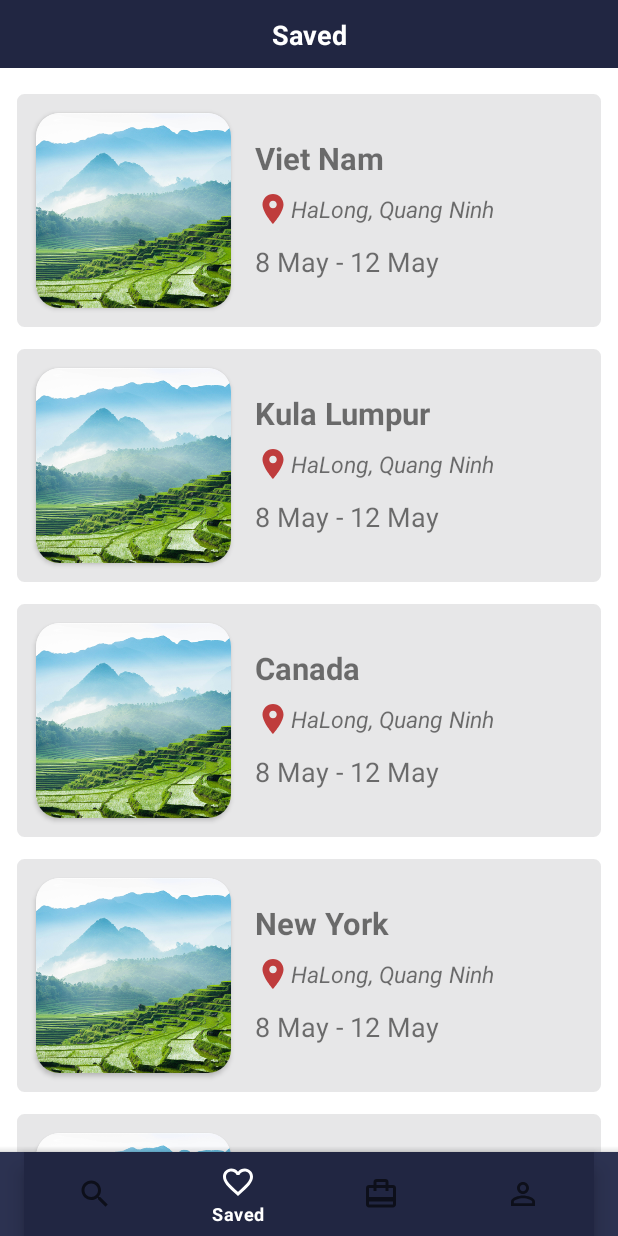
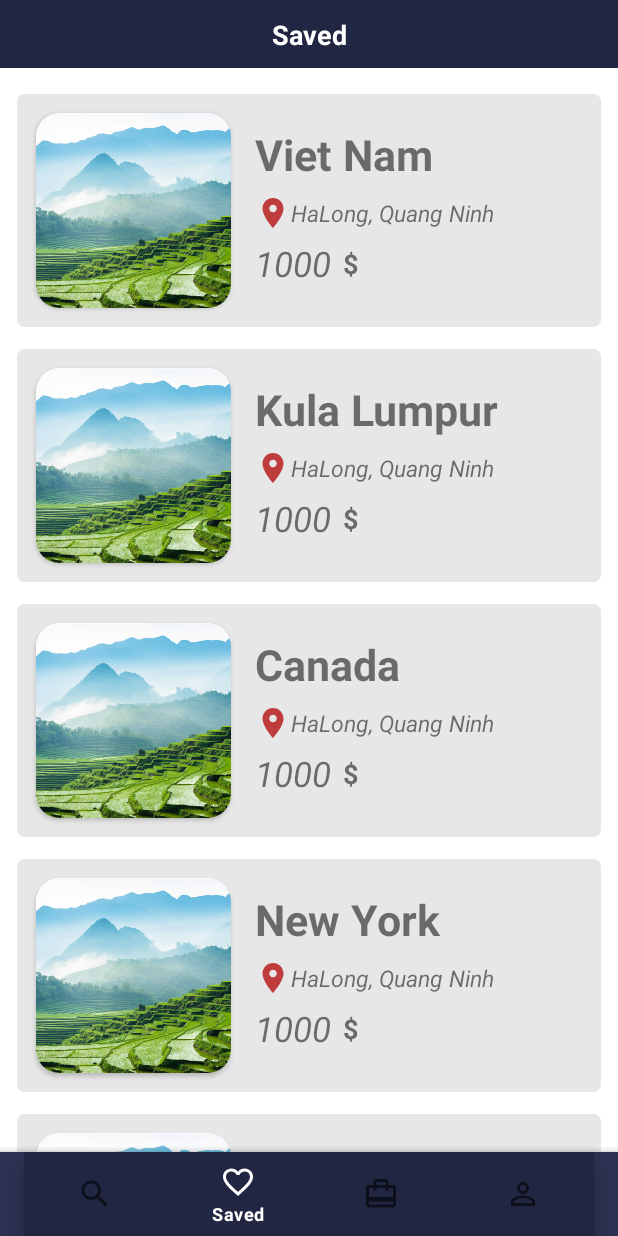
Before and after one commit to nhhuy-05/BookStay, an Android app: the screen it shows after launch (MainActivity), item 2 of the bottom bar chosen, on a phone screen of 412 x 824 dp. Run offline under Robolectric (Android 15) with nearby library versions, the phone set to English and light mode, and no system bars; our stand-ins replace Firebase (no records; nobody signed in at launch, a user with empty details on screens opened directly), sdp/ssp sizes.

```diff
--- a/app/src/main/java/vn/edu/fpt/projectprm392/adapters/ActiveBookingAdapter.java
+++ b/app/src/main/java/vn/edu/fpt/projectprm392/adapters/ActiveBookingAdapter.java
@@ -59,7 +59,7 @@ public class ActiveBookingAdapter extends RecyclerView.Adapter<ActiveBookingAdap
             img_place = (ImageView) itemView.findViewById(R.id.img_room);
             tv_name_place = (TextView) itemView.findViewById(R.id.tv_nameRoom);
             tv_address = (TextView) itemView.findViewById(R.id.tv_address);
-            tv_booking_date = (TextView) itemView.findViewById(R.id.tv_bookDate);
+            tv_booking_date = (TextView) itemView.findViewById(R.id.tv_Price);
             tv_roomType = (TextView) itemView.findViewById(R.id.tv_roomType);
             tag_status = (Button) itemView.findViewById(R.id.tag_status);
         }
--- a/app/src/main/java/vn/edu/fpt/projectprm392/adapters/OngoingBookingAdapter.java
+++ b/app/src/main/java/vn/edu/fpt/projectprm392/adapters/OngoingBookingAdapter.java
@@ -67,7 +67,7 @@ public class OngoingBookingAdapter extends RecyclerView.Adapter<OngoingBookingAd
             img_place = (ImageView) itemView.findViewById(R.id.img_room);
             tv_name_place = (TextView) itemView.findViewById(R.id.tv_nameRoom);
             tv_address = (TextView) itemView.findViewById(R.id.tv_address);
-            tv_booking_date = (TextView) itemView.findViewById(R.id.tv_bookDate);
+            tv_booking_date = (TextView) itemView.findViewById(R.id.tv_Price);
             tv_roomType = (TextView) itemView.findViewById(R.id.tv_roomType);
             tag_status = (Button) itemView.findViewById(R.id.tag_status);
         }
--- a/app/src/main/java/vn/edu/fpt/projectprm392/adapters/SavedPlaceAdapter.java
+++ b/app/src/main/java/vn/edu/fpt/projectprm392/adapters/SavedPlaceAdapter.java
@@ -32,7 +32,7 @@ public class SavedPlaceAdapter extends RecyclerView.Adapter<SavedPlaceAdapter.Sa
     @NonNull
     @Override
     public SavedPlaceViewHolder onCreateViewHolder(@NonNull ViewGroup parent, int viewType) {
-        View view = LayoutInflater.from(parent.getContext()).inflate(R.layout.item_place, parent, false);
+        View view = LayoutInflater.from(parent.getContext()).inflate(R.layout.item_search_hotel, parent, false);
         return new SavedPlaceViewHolder(view);
     }
 
--- a/app/src/main/java/vn/edu/fpt/projectprm392/fragments/FragmentUserProfile.java
+++ b/app/src/main/java/vn/edu/fpt/projectprm392/fragments/FragmentUserProfile.java
@@ -51,7 +51,7 @@ public class FragmentUserProfile extends Fragment {
         // Get view
         cardViewProfile = mView.findViewById(R.id.cardView_profile);
         cardViewAuthenticate = mView.findViewById(R.id.authenticate_cardView);
-        rcv_profile = (RecyclerView) mView.findViewById(R.id.rcv_profile);
+        rcv_profile =  mView.findViewById(R.id.rcv_profile);
         tvProfileEmail = mView.findViewById(R.id.tv_profileEmail);
         btnLoginOrRegister = mView.findViewById(R.id.btn_loginOrRegister);
         btnSignOut = mView.findViewById(R.id.btn_signOut);
@@ -95,8 +95,7 @@ public class FragmentUserProfile extends Fragment {
         });
 
         // Set up recycler view
-        LinearLayoutManager linearLayoutManager = new LinearLayoutManager(mView.getContext(), RecyclerView.VERTICAL, false);
-        rcv_profile.setLayoutManager(linearLayoutManager);
+        rcv_profile.setLayoutManager(new LinearLayoutManager(mView.getContext()));
         itemAdapter = new ItemAdapter(mView.getContext());
         itemAdapter.setData(getListItem());
         rcv_profile.setAdapter(itemAdapter);
--- a/app/src/main/res/layout/item_booking_place.xml
+++ b/app/src/main/res/layout/item_booking_place.xml
@@ -92,7 +92,7 @@
         app:layout_constraintTop_toBottomOf="@+id/tv_nameRoom" />
 
     <TextView
-        android:id="@+id/tv_bookDate"
+        android:id="@+id/tv_Price"
         android:layout_width="wrap_content"
         android:layout_height="wrap_content"
         android:layout_marginTop="8dp"
--- a/app/src/main/res/layout/item_place.xml
+++ b/app/src/main/res/layout/item_search_hotel.xml
@@ -28,7 +28,7 @@
             android:layout_width="@dimen/_100sdp"
             android:layout_height="@dimen/_100sdp"
             android:scaleType="centerCrop"
-            tools:srcCompat="@tools:sample/avatars" />
+            android:src="@drawable/img_vietnam" />
     </androidx.cardview.widget.CardView>
 
     <TextView
@@ -36,9 +36,9 @@
         android:layout_width="wrap_content"
         android:layout_height="wrap_content"
         android:layout_marginStart="16dp"
-        android:layout_marginTop="16dp"
+        android:layout_marginTop="8dp"
         android:text="Vinhome Hotel"
-        android:textSize="@dimen/_16ssp"
+        android:textSize="@dimen/_22ssp"
         android:textStyle="bold"
         app:layout_constraintStart_toEndOf="@+id/cardViewImage"
         app:layout_constraintTop_toTopOf="@+id/cardViewImage" />
@@ -57,14 +57,27 @@
         app:layout_constraintTop_toBottomOf="@+id/tv_nameRoom" />
 
     <TextView
-        android:id="@+id/tv_bookDate"
+        android:id="@+id/tv_price"
         android:layout_width="wrap_content"
         android:layout_height="wrap_content"
         android:layout_marginTop="8dp"
         android:layout_marginBottom="16dp"
-        android:text="8 May - 12 May"
-        android:textSize="@dimen/_14sdp"
+        android:text="1000"
+        android:textStyle="italic"
+        android:textSize="@dimen/_18sdp"
         app:layout_constraintBottom_toBottomOf="@+id/cardViewImage"
         app:layout_constraintStart_toStartOf="@+id/tv_address"
         app:layout_constraintTop_toBottomOf="@+id/tv_address" />
+
+    <TextView
+        android:id="@+id/textView25"
+        android:layout_width="wrap_content"
+        android:layout_height="wrap_content"
+        android:layout_marginStart="8dp"
+        android:text="$"
+        android:textSize="@dimen/_14sdp"
+        android:textStyle="bold"
+        app:layout_constraintBottom_toBottomOf="@+id/tv_price"
+        app:layout_constraintStart_toEndOf="@+id/tv_price"
+        app:layout_constraintTop_toTopOf="@+id/tv_price" />
 </androidx.constraintlayout.widget.ConstraintLayout>
```
Also changed, not shown: app/src/main/java/vn/edu/fpt/projectprm392/activities/SearchResultActivity.java (+125 -17 lines), app/src/main/java/vn/edu/fpt/projectprm392/adapters/DistrictAdapter.java (+18 -0 lines), app/src/main/java/vn/edu/fpt/projectprm392/adapters/SearchAdapter.java (+21 -9 lines), app/src/main/java/vn/edu/fpt/projectprm392/fragments/FragmentHome.java (+23 -10 lines), app/src/main/java/vn/edu/fpt/projectprm392/services/FireBaseDataBaseService.java (added, +73 -0 lines).
